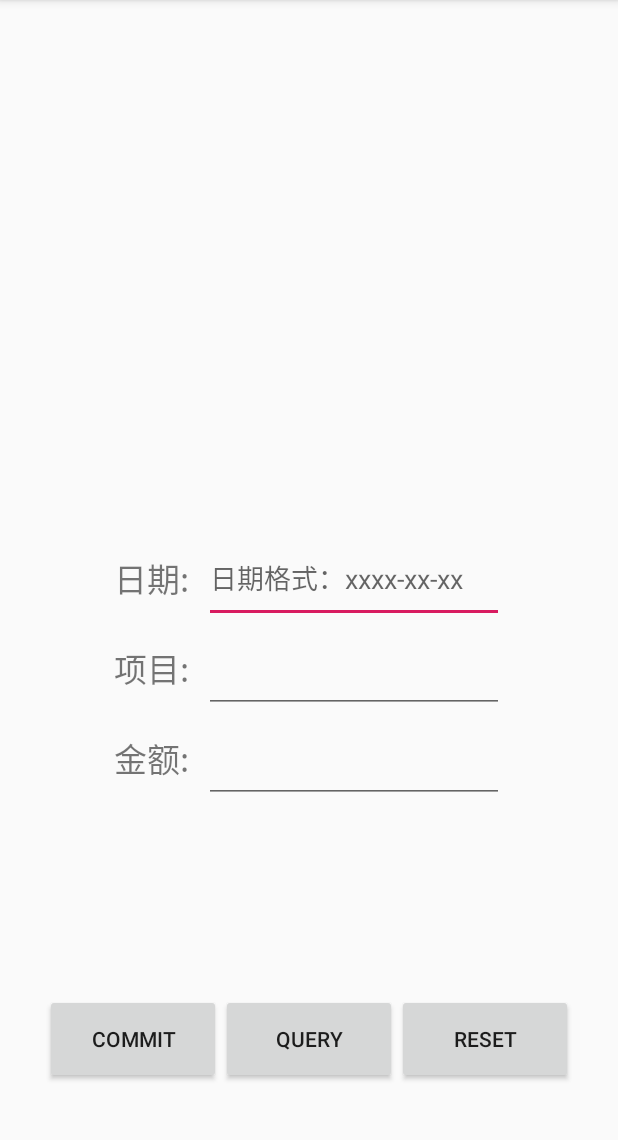
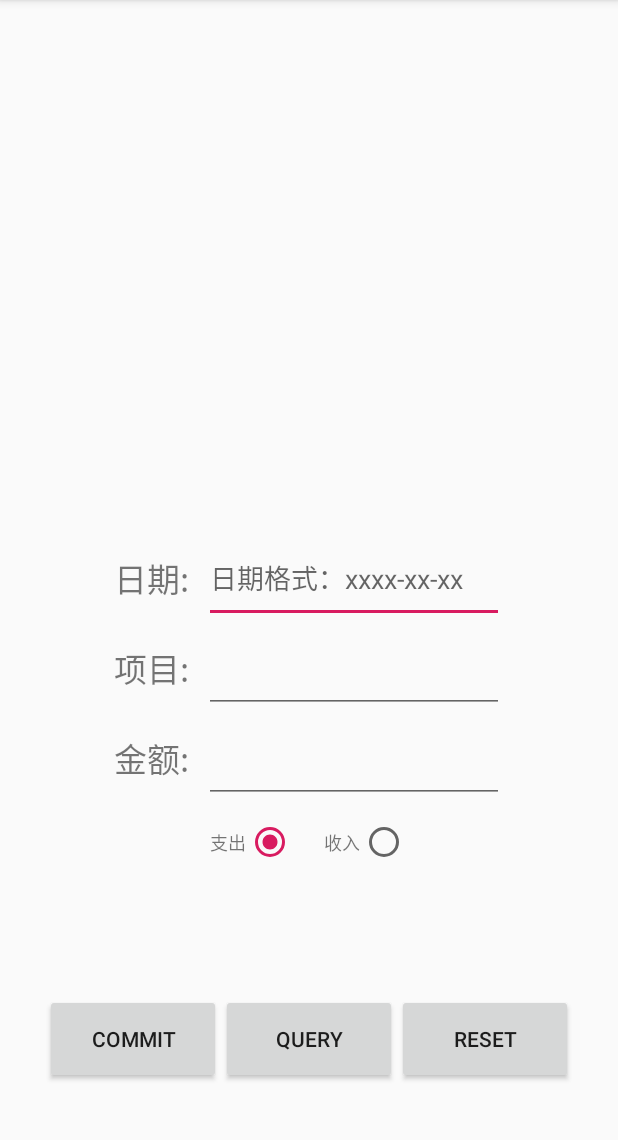
Before and after one commit to shesw/AbacusBeads, an Android app: the screen it shows after launch (MainActivity), on a phone screen of 412 x 824 dp, the part 84-1224 px from its top. Run offline under Robolectric (Android 15) with nearby library versions, the phone set to English and light mode, and no system bars; libraries missing offline, so code that uses them is left out: com.facebook.drawee, org.litepal; plain views replace SimpleDraweeView; 2 statements that could not run were skipped.

Commit message:
find and init views

```diff
--- a/app/src/main/java/com/sheswland/abacusbeads/MainActivity.java
+++ b/app/src/main/java/com/sheswland/abacusbeads/MainActivity.java
@@ -1,13 +1,81 @@
 package com.sheswland.abacusbeads;
 
+import android.app.Activity;
 import android.support.v7.app.AppCompatActivity;
 import android.os.Bundle;
+import android.text.Editable;
+import android.text.TextWatcher;
+import android.view.View;
+import android.widget.Button;
+import android.widget.CheckBox;
+import android.widget.EditText;
+import android.widget.RadioGroup;
 
-public class MainActivity extends BaseActivity {
+public class MainActivity extends BaseActivity implements View.OnClickListener, RadioGroup.OnCheckedChangeListener {
+
+    private final String TAG = "";
+
+    private Activity mActivity;
+
+    private EditText inputDate;
+    private EditText inputContent;
+    private EditText inputSpend;
+    private RadioGroup radioGroup;
+    private Button btCommit;
+    private Button btQuery;
+    private Button btReset;
 
     @Override
     protected void onCreate(Bundle savedInstanceState) {
         super.onCreate(savedInstanceState);
         setContentView(R.layout.activity_main);
+
+        mActivity = this;
+
+        findViews();
+        initViews();
+    }
+
+    private void findViews() {
+        inputDate = findViewById(R.id.input_date);
+        inputContent = findViewById(R.id.input_content);
+        inputSpend = findViewById(R.id.input_spend);
+        radioGroup = findViewById(R.id.radio_group);
+        btCommit = findViewById(R.id.bt_commit);
+        btQuery = findViewById(R.id.bt_query);
+        btReset = findViewById(R.id.bt_reset);
+    }
+
+    private void initViews() {
+        radioGroup.setOnCheckedChangeListener(this);
+        btCommit.setOnClickListener(this);
+        btQuery.setOnClickListener(this);
+        btReset.setOnClickListener(this);
+    }
+
+
+
+    /************** implement interface methods ***************/
+    @Override
+    public void onClick(View v) {
+        int id = v.getId();
+        if (id == R.id.bt_commit) {
+
+        } else if (id == R.id.bt_query) {
+
+        } else if (id == R.id.bt_reset) {
+
+        }
+
+    }
+
+    @Override
+    public void onCheckedChanged(RadioGroup group, int checkedId) {
+        switch (checkedId) {
+            case R.id.rb_spend:
+                break;
+            case R.id.rb_income:
+                break;
+        }
     }
 }
--- a/app/src/main/res/layout/activity_main.xml
+++ b/app/src/main/res/layout/activity_main.xml
@@ -88,6 +88,43 @@
 
     </android.support.constraint.ConstraintLayout>
 
+    <RadioGroup
+        android:id="@+id/radio_group"
+        android:layout_width="wrap_content"
+        android:layout_height="wrap_content"
+        android:layout_marginTop="10dp"
+        android:orientation="horizontal"
+        app:layout_constraintTop_toBottomOf="@id/inputs"
+        app:layout_constraintLeft_toLeftOf="parent"
+        app:layout_constraintRight_toRightOf="parent">
+
+        <TextView
+            android:layout_width="wrap_content"
+            android:layout_height="wrap_content"
+            android:textSize="12sp"
+            android:text="支出"/>
+        <RadioButton
+            android:id="@+id/rb_spend"
+            android:layout_width="wrap_content"
+            android:layout_height="wrap_content"
+            android:checked="true" />
+        <View
+            android:layout_width="20dp"
+            android:layout_height="match_parent"/>
+
+        <TextView
+            android:layout_width="wrap_content"
+            android:layout_height="wrap_content"
+            android:textSize="12sp"
+            android:text="收入"/>
+        <RadioButton
+            android:id="@+id/rb_income"
+            android:layout_width="wrap_content"
+            android:layout_height="wrap_content"
+            android:checked="false"/>
+
+    </RadioGroup>
+
     <Button
         android:id="@+id/bt_commit"
         android:layout_width="0dp"
```
